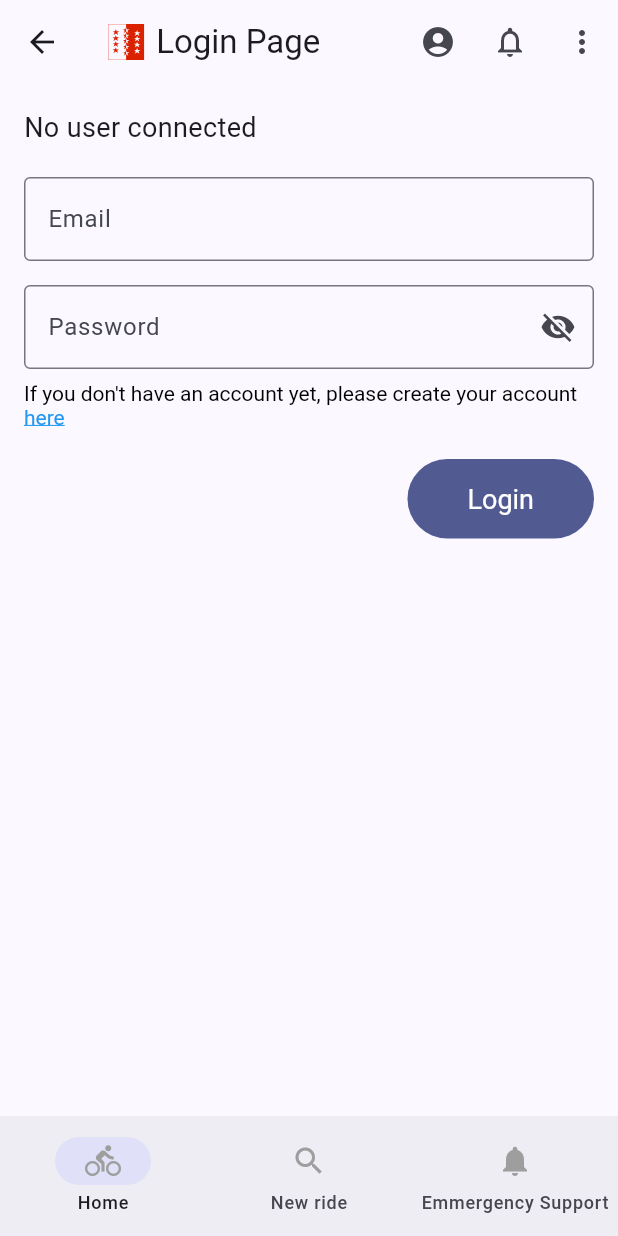
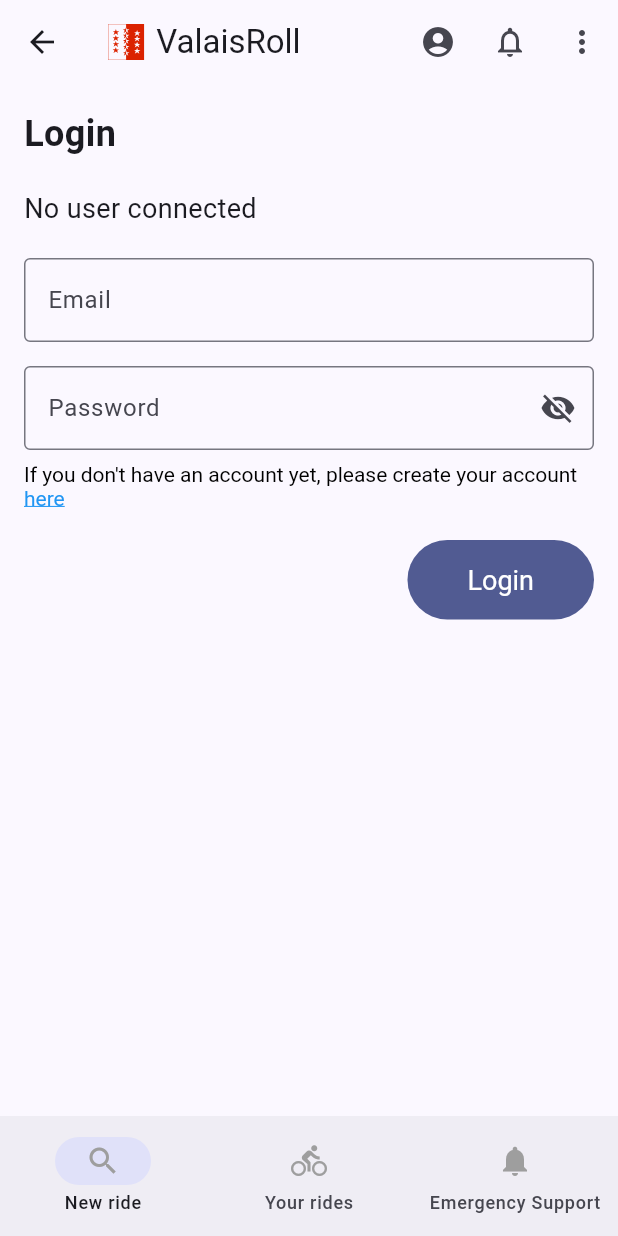
Before and after one commit to davidmarsoni/64-51-Mobile-Dev-Group1, a Flutter app: the screen it shows after launch, after a tap on "Login", on a phone screen of 412 x 824 dp. Run offline on Flutter 3.47's test engine with Material 3 defaults, Android fonts, the phone set to English and light mode, and no system bars; our stand-ins replace cloud_firestore, firebase_auth, firebase_core, flutter_dotenv, flutter_svg, geocoding and 2 more; missing offline and left inert: flutter_polyline_points; accounts and stored records are empty.

Commit message:
Consistency update and Correction of the navigation bar - Rename the auth Service to User Controller - Modify the navigation bar to use define route and correct some bug - linked to it - Rename the package of the app to ch.vsroll - Use the basePage in the itinary and bicycle_selection page - Do other correction to implement the route everywhere

```diff
--- a/lib/main.dart
+++ b/lib/main.dart
@@ -3,7 +3,10 @@ import 'package:firebase_core/firebase_core.dart';
 import 'package:firebase_auth/firebase_auth.dart';
 import 'package:flutter_dotenv/flutter_dotenv.dart';
 import 'package:valais_roll/src/welcome/welcome_page.dart';
-import 'package:valais_roll/src/welcome/home_page.dart';
+import 'package:valais_roll/src/new_ride/view/itinary_view.dart';
+import 'package:valais_roll/src/others/emergency_support_page.dart';
+import 'package:valais_roll/src/auth/create_account/create_account_page.dart';
+import 'package:valais_roll/src/auth/login/login_page.dart';
 import 'firebase_options.dart';
 
 void main() async {
@@ -32,18 +35,27 @@ class MyApp extends StatelessWidget {
         useMaterial3: true,
       ),
       debugShowCheckedModeBanner: false,
-      home: FutureBuilder<bool>(
+      initialRoute: '/',
+      routes: {
+        '/': (context) => FutureBuilder<bool>(
           future: _checkUserAuthentication(),
           builder: (context, snapshot) {
             if (snapshot.connectionState == ConnectionState.waiting) {
               return const Center(child: CircularProgressIndicator());
             } else if (snapshot.hasData && snapshot.data == true) {
-            return const MyHomePage();
+              return const ItineraryPage();
             } else {
               return const WelcomePage();
             }
           },
         ),
+        '/home': (context) => const ItineraryPage(),
+        '/welcome': (context) => const WelcomePage(),
+        '/itinerary': (context) => const ItineraryPage(),
+        '/emergencySupport': (context) => const EmergencySupportPage(),
+        '/createAccount': (context) => const CreateAccountPage(),
+        '/login': (context) => const LoginPage(),
+      },
     );
   }
 }
--- a/lib/src/services/auth_service.dart
+++ b/lib/src/auth/controller/user_controller.dart
@@ -3,7 +3,7 @@ import 'package:firebase_auth/firebase_auth.dart';
 import 'package:flutter/material.dart';
 import 'package:valais_roll/data/objects/appUser.dart';
 
-class AuthService {
+class UserController {
   final FirebaseAuth _auth = FirebaseAuth.instance;
   final FirebaseFirestore _firestore = FirebaseFirestore.instance;
 
--- a/lib/src/auth/login/login_page.dart
+++ b/lib/src/auth/login/login_page.dart
@@ -1,9 +1,7 @@
 import 'package:firebase_auth/firebase_auth.dart';
 import 'package:flutter/gestures.dart';
 import 'package:flutter/material.dart';
-import 'package:valais_roll/src/auth/create_account/create_account_page.dart';
-import 'package:valais_roll/src/services/auth_service.dart';
-import 'package:valais_roll/src/welcome/welcome_page.dart';
+import 'package:valais_roll/src/auth/controller/user_controller.dart';
 import 'package:valais_roll/src/widgets/base_page.dart';
 import 'package:valais_roll/src/widgets/button.dart';
 
@@ -18,7 +16,7 @@ class _LoginPageState extends State<LoginPage> {
   final _formKey = GlobalKey<FormState>();
   final _emailController = TextEditingController();
   final _passwordController = TextEditingController();
-  final AuthService _authService = AuthService();
+  final UserController _userController = UserController();
 
   User? _currentUser;
   bool _passwordVisible = false;
@@ -27,7 +25,7 @@ class _LoginPageState extends State<LoginPage> {
   @override
   void initState() {
     super.initState();
-    _currentUser = _authService.currentUser;
+    _currentUser = _userController.currentUser;
   }
 
   @override
@@ -40,7 +38,7 @@ class _LoginPageState extends State<LoginPage> {
   void _loginWithEmail() async {
     if (_formKey.currentState!.validate()) {
       try {
-        User? user = await _authService.loginWithEmail(
+        User? user = await _userController.loginWithEmail(
           _emailController.text,
           _passwordController.text,
         );
@@ -50,8 +48,9 @@ class _LoginPageState extends State<LoginPage> {
         ScaffoldMessenger.of(context).showSnackBar(
           const SnackBar(content: Text('Login successful')),
         );
+        Navigator.pushNamedAndRemoveUntil(context, '/', (route) => false);
       } on FirebaseAuthException catch (e) {
-        String message = _authService.getErrorMessage(e);
+        String message = _userController.getErrorMessage(e);
         ScaffoldMessenger.of(context).showSnackBar(
           SnackBar(content: Text(message)),
         );
@@ -60,18 +59,14 @@ class _LoginPageState extends State<LoginPage> {
   }
 
   void _logout() async {
-    await _authService.logout();
+    await _userController.logout();
     setState(() {
       _currentUser = null;
     });
     ScaffoldMessenger.of(context).showSnackBar(
       const SnackBar(content: Text('Logout successful')),
     );
-    // Redirect to welcome page
-    Navigator.of(context).pushAndRemoveUntil(
-      MaterialPageRoute(builder: (context) => WelcomePage()),
-      (Route<dynamic> route) => false,
-    );
+    Navigator.pushNamedAndRemoveUntil(context, '/', (route) => false);
   }
 
   String? _validatePassword(String value) {
@@ -87,15 +82,22 @@ class _LoginPageState extends State<LoginPage> {
   @override
   Widget build(BuildContext context) {
     return BasePage(
-      title: 'Login Page',
       isBottomNavBarEnabled: false,
       body: Padding(
         padding: const EdgeInsets.all(16.0),
         child: Column(
           mainAxisAlignment: MainAxisAlignment.start,
           crossAxisAlignment: CrossAxisAlignment.start,
-          children: [
-             if(_currentUser != null) ...[
+                    children: [
+                      const Text(
+                        'Login',
+                        style: TextStyle(
+                          fontSize: 24,
+                          fontWeight: FontWeight.bold,
+                        ),
+                      ),
+            const SizedBox(height: 20),
+            if(_currentUser != null) ...[
                    const SizedBox(height: 20),
                    Text('You are already logged as: ${_currentUser!.email}',
                   style: const TextStyle(fontSize: 18)),
@@ -193,12 +195,7 @@ class _LoginPageState extends State<LoginPage> {
                             ),
                             recognizer: TapGestureRecognizer()
                               ..onTap = () {
-                                Navigator.push(
-                                  context,
-                                  MaterialPageRoute(
-                                    builder: (context) => const CreateAccountPage(),
-                                  ),
-                                );
+                                Navigator.pushNamed(context, '/createAccount');
                               },
                           ),
                         ],
--- a/lib/src/widgets/base_page.dart
+++ b/lib/src/widgets/base_page.dart
@@ -19,7 +19,10 @@ class BasePage extends StatelessWidget {
     return Scaffold(
       appBar: TopBar(title: title),
       body: body,
-      bottomNavigationBar: BottomNavBar(isEnabled: isBottomNavBarEnabled),
+      bottomNavigationBar: BottomNavBar(
+        isEnabled: isBottomNavBarEnabled,
+        currentRoute: ModalRoute.of(context)?.settings.name ?? '/',
+      ),
     );
   }
 }
--- a/lib/src/widgets/nav_bar.dart
+++ b/lib/src/widgets/nav_bar.dart
@@ -1,14 +1,16 @@
 import 'package:flutter/material.dart';
 import 'package:valais_roll/src/new_ride/view/itinary_view.dart';
 import 'package:firebase_auth/firebase_auth.dart';
-import 'package:valais_roll/src/others/emergency_support_page.dart'; // Import the emergency support page
+import 'package:valais_roll/src/others/emergency_support_page.dart';
 
 class BottomNavBar extends StatefulWidget {
   final bool isEnabled;
+  final String currentRoute;
 
   const BottomNavBar({
     super.key,
     required this.isEnabled,
+    required this.currentRoute,
   });
 
   @override
@@ -16,13 +18,27 @@ class BottomNavBar extends StatefulWidget {
 }
 
 class _BottomNavBarState extends State<BottomNavBar> {
-  int _currentIndex = 0;
+  late int _currentIndex;
   User? _currentUser;
 
   @override
   void initState() {
     super.initState();
+    _currentIndex = _getIndexFromRoute(widget.currentRoute);
     _currentUser = FirebaseAuth.instance.currentUser;
+  }
+
+  int _getIndexFromRoute(String route) {
+    switch (route) {
+      case '/itinerary':
+        return 0;
+      case '/history':
+        return 1;
+      case '/emergencySupport':
+        return 2;
+      default:
+        return 0;
+    }
   }
 
   @override
@@ -36,31 +52,16 @@ class _BottomNavBarState extends State<BottomNavBar> {
           setState(() {
             _currentIndex = index;
           });
-          if(index == 1){
-            Navigator.push(
-              context,
-              MaterialPageRoute(
-                  builder: (context) => const ItineraryPage()),
-            );
-          }
-
-          if (index == 2) {
-            Navigator.push(
-              context,
-              MaterialPageRoute(
-                  builder: (context) => const EmergencySupportPage()),
-            );
+          if(index == 0) {
+            Navigator.pushReplacementNamed(context, '/itinerary');
+          } else if (index == 1) {
+            Navigator.pushReplacementNamed(context, '/history');
+          } else if (index == 2) {
+            Navigator.pushReplacementNamed(context, '/emergencySupport');
           }
         }
       },
       destinations: <NavigationDestination>[
-        NavigationDestination(
-          icon: Icon(
-            Icons.directions_bike,
-            color: navBarEnabled ? null : Colors.grey,
-          ),
-          label: 'Home',
-        ),
         NavigationDestination(
           icon: Icon(
             Icons.search,
@@ -70,10 +71,17 @@ class _BottomNavBarState extends State<BottomNavBar> {
         ),
         NavigationDestination(
           icon: Icon(
+            Icons.directions_bike,
+            color: navBarEnabled ? null : Colors.grey,
+          ),
+          label: 'Your rides',
+        ),
+        NavigationDestination(
+          icon: Icon(
             Icons.notifications,
             color: navBarEnabled ? null : Colors.grey,
           ),
-          label: 'Emmergency Support',
+          label: 'Emergency Support',
         ),
       ],
     );
```
Also changed, not shown: lib/src/account/account_page.dart (+14 -13 lines), lib/src/auth/create_account/create_account_page.dart (+18 -21 lines), lib/src/new_ride/view/bicycle_selection_view.dart (+4 -4 lines), lib/src/new_ride/view/itinary_view.dart (+4 -7 lines), lib/src/welcome/home_page.dart (deleted, +0 -26 lines), 2 other files. Lines whose indentation alone changed are shown as unchanged.
